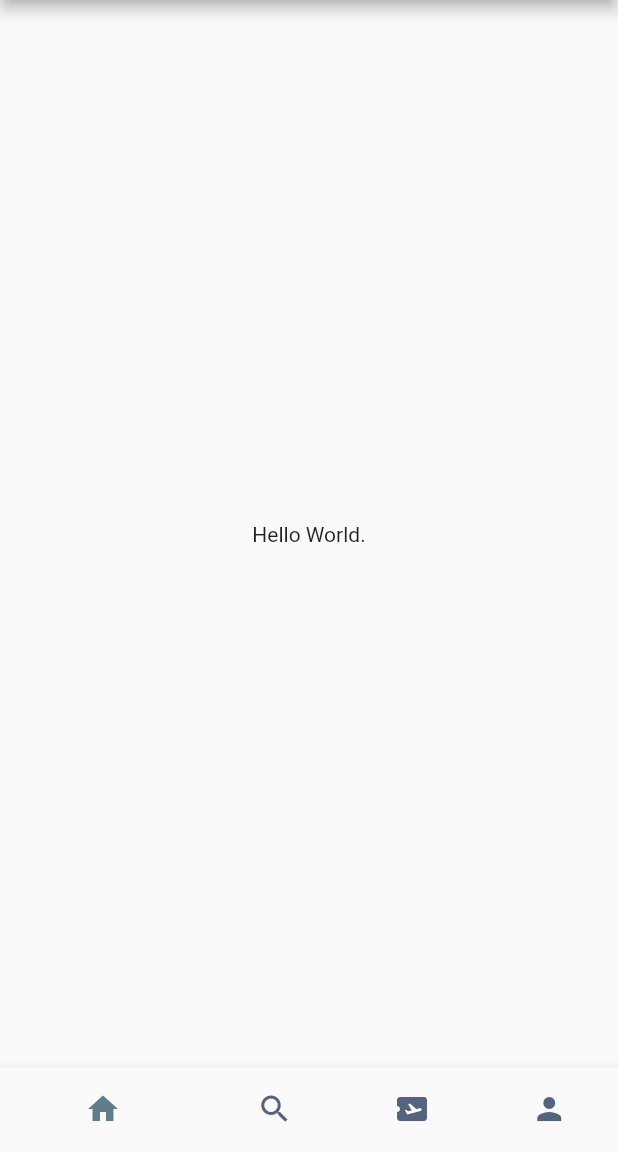
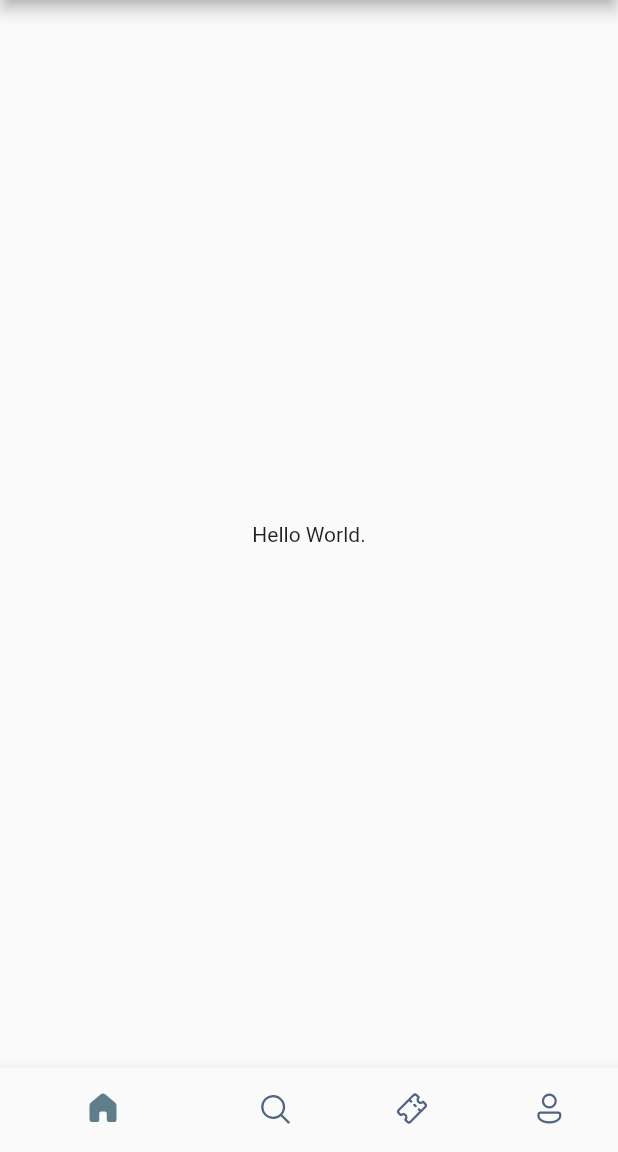
Before and after one commit to aayushgulia666/ticket_booking, a Flutter app: the screen it shows after launch, on a phone screen of 412 x 824 dp, the part 84-1236 px from its top. Run offline on Flutter 3.47's test engine with Material 2 defaults, Android fonts, the phone set to English and light mode, and no system bars; our stand-ins replace fluentui_system_icons.

Commit message:
Bottom bar icons updated.

```diff
--- a/lib/screens/bottom_bar.dart
+++ b/lib/screens/bottom_bar.dart
@@ -1,3 +1,4 @@
+import 'package:fluentui_system_icons/fluentui_system_icons.dart';
 import 'package:flutter/cupertino.dart';
 import 'package:flutter/material.dart';
 
@@ -29,10 +30,10 @@ class _BottomScreenState extends State<BottomScreen> {
         unselectedItemColor: const Color(0xFF526480),
 
         items: const [
-          BottomNavigationBarItem(icon: Icon(Icons.home), label: 'Home'),
-          BottomNavigationBarItem(icon: Icon(Icons.search), label: 'Search'),
-          BottomNavigationBarItem(icon: Icon(Icons.airplane_ticket), label: 'Ticket'),
-          BottomNavigationBarItem(icon: Icon(Icons.person), label: 'Profile')
+          BottomNavigationBarItem(icon: Icon(FluentIcons.home_48_regular), activeIcon: Icon(FluentIcons.home_48_filled), label: 'Home'),
+          BottomNavigationBarItem(icon: Icon(FluentIcons.search_48_regular), activeIcon: Icon(FluentIcons.search_48_filled), label: 'Search'),
+          BottomNavigationBarItem(icon: Icon(FluentIcons.ticket_diagonal_28_regular), activeIcon: Icon(FluentIcons.ticket_diagonal_28_filled), label: 'Ticket'),
+          BottomNavigationBarItem(icon: Icon(FluentIcons.person_48_regular), activeIcon: Icon(FluentIcons.person_48_filled), label: 'Profile')
         ],
 
       ),
```
